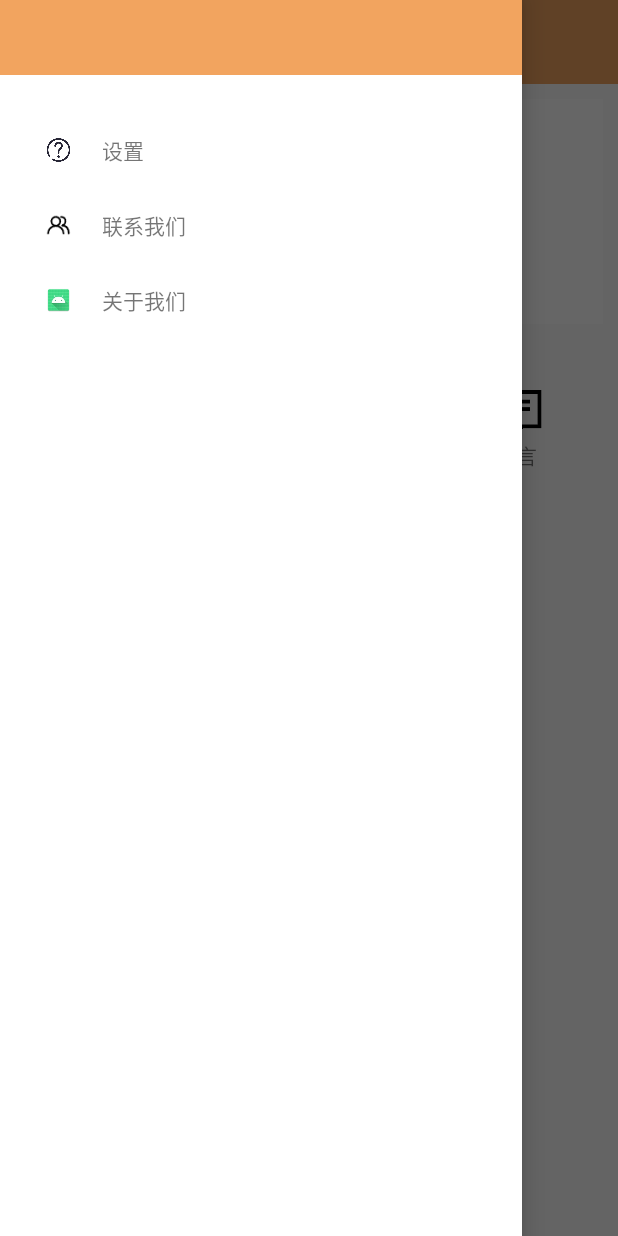
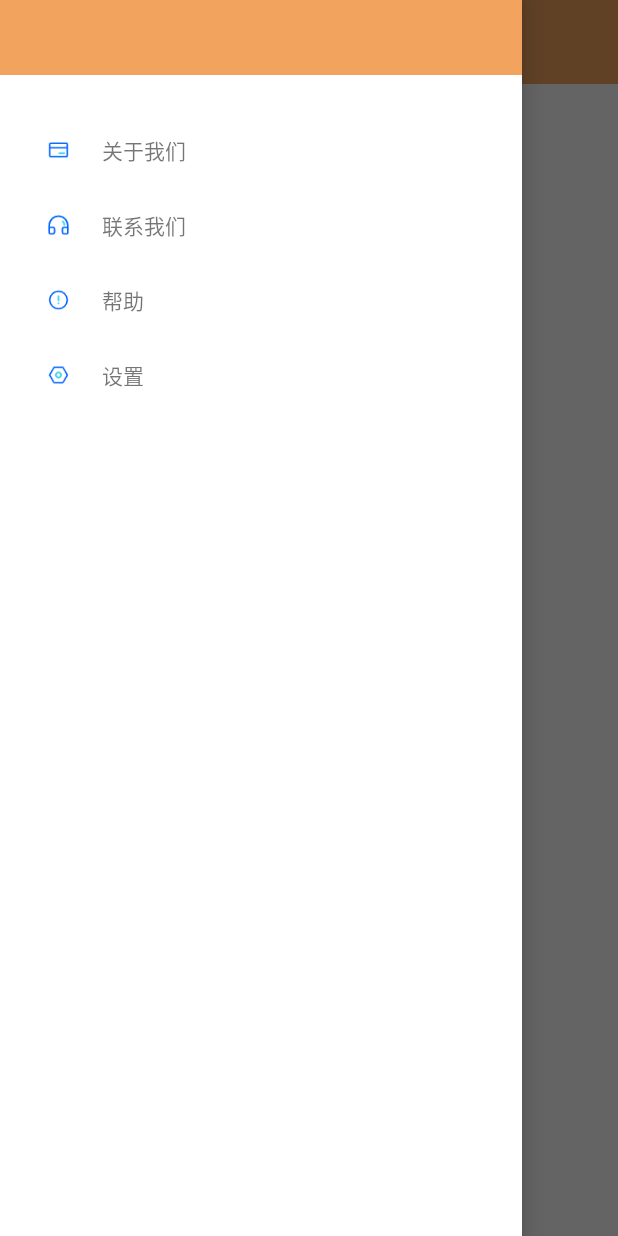
Before and after one commit to Gshihao/Curriculum, an Android app: the MainHome_My screen opened directly, with no data from a screen before it, with the side drawer open, on a phone screen of 412 x 824 dp. Run offline under Robolectric (Android 15) with nearby library versions, the light colour scheme and no system bars; network calls fail.

Commit message:
例行版本提交 完善了界面ul

```diff
--- a/app/build.gradle
+++ b/app/build.gradle
@@ -11,7 +11,7 @@ android {
         minSdk 31
         targetSdk 33
         versionCode 1
-        versionName "1.0.2"
+        versionName "1.0.3"
 
         testInstrumentationRunner "androidx.test.runner.AndroidJUnitRunner"
     }
--- a/app/src/main/java/com/examdfple/mykcb/MainHome_My.java
+++ b/app/src/main/java/com/examdfple/mykcb/MainHome_My.java
@@ -4,15 +4,15 @@ import android.annotation.SuppressLint;
 import android.app.AlertDialog;
 import android.content.DialogInterface;
 import android.content.Intent;
+import android.content.SharedPreferences;
 import android.graphics.Bitmap;
 import android.graphics.BitmapFactory;
 import android.graphics.Color;
-import android.net.Uri;
 import android.os.Bundle;
 import android.os.Handler;
 import android.os.Looper;
-import android.util.Log;
 import android.view.View;
+import android.webkit.WebView;
 import android.widget.ImageView;
 
 import androidx.appcompat.app.AppCompatActivity;
@@ -23,7 +23,9 @@ import androidx.drawerlayout.widget.DrawerLayout;
 import androidx.recyclerview.widget.LinearLayoutManager;
 import androidx.recyclerview.widget.RecyclerView;
 
-import org.json.JSONArray;
+import com.examdfple.mykcb.Tools.Home.GetWeeks;
+import com.examdfple.mykcb.view.Help.help;
+
 import org.json.JSONException;
 import org.json.JSONObject;
 
@@ -38,24 +40,36 @@ import okhttp3.Request;
 import okhttp3.Response;
 
 public class MainHome_My extends AppCompatActivity {
-    public ImageView imgs, darwimg;
+    public ImageView  darwimg;
+    public SharedPreferences sharedPreferences;
     private final String ASKKey = "eyJ0eXAiOiJKV1QiLCJhbGciOiJIUzI1NiJ9.eyJhcHBJZCI6ODgzODczNzM2MjQ0Njc4NjU2LCJnZXRNYW5hZ2VtZW50SWQiOjcyNDU2MzA5MzU4Nzg0MTAyNCwiVElNRSI6MTY5OTg0MzUzMDU0Nn0.JgTbBUCkLwa7Iy5SD-7-me-buLgky92JNk0Bb_cwcPw";
-
+    public SharedPreferences.Editor editor;
+    public GetWeeks Getweek= new GetWeeks();
     @Override
-    @SuppressLint({"MissingInflatedId", "LocalSuppress", "WrongViewCast"})
+    @SuppressLint({"MissingInflatedId", "LocalSuppress", "WrongViewCast", "SetJavaScriptEnabled"})
     protected void onCreate(Bundle savedInstanceState) {
         super.onCreate(savedInstanceState);
         setContentView(R.layout.layout_home_main);
-        imgs = findViewById(R.id.sddsfsdfssfd);
         darwimg = findViewById(R.id.brawimgbanner);
         setImg();
         announcement();
 
+        //
+        sharedPreferences= getSharedPreferences("my_data", MODE_PRIVATE);
+        editor= sharedPreferences.edit();
+        WebView ww = findViewById(R.id.webview);
 
+//        getSupportActionBar().setTitle("My Activity");
+        ww.getSettings().setDomStorageEnabled(true);
+        ww.getSettings().setJavaScriptEnabled(true);  //设置WebView属性,运行执行js脚本
+        String username = sharedPreferences.getString("username","null");
+        String password = sharedPreferences.getString("password","null");
+        String url ="file:///android_asset/index.html?username="+username+"&password="+password;
+        ww.loadUrl(url);
         // 设置标题栏
         Toolbar todl = findViewById(R.id.toolbar);
         todl.setTitleTextColor(getColor(R.color.white));
-        todl.setTitle("首页");
+        todl.setTitle(Getweek.getWeeekStr());
         todl.setNavigationIcon(R.drawable.toolcaricon);
         DrawerLayout draw = findViewById(R.id.sdds);
         DrawableCompat.setTint(Objects.requireNonNull(todl.getNavigationIcon()), Color.WHITE); // 设置透明背景色
@@ -97,7 +111,6 @@ public class MainHome_My extends AppCompatActivity {
                         @Override
                         public void run() {
                             // 在这里修改 UI
-                            imgs.setImageBitmap(bitmap1);
                             darwimg.setImageBitmap(bitmap1);
                         }
                     });
@@ -159,35 +172,31 @@ public class MainHome_My extends AppCompatActivity {
         }).start();
     }
 
-    public void Help(View view) {
-        // https://note.youdao.com/s/7kAPAX2w// 创建一个 Intent，用于启动浏览器
-        Intent intent = new Intent(Intent.ACTION_VIEW);
-        String url = "https://note.youdao.com/s/7kAPAX2w";
-        intent.setData(Uri.parse(url));
-        startActivity(intent);
-    }
-
     public void drawstructure() {
         // 设置侧滑栏内容
         RecyclerView reclviewa = findViewById(R.id.myRecyclerView);
         ArrayList<Draw_Dome_Model> datalist = new ArrayList<>();
         // 动态 创建数据
         // 创建列表 图标
-        int lenss = 3;
+//        https://www.iconfont.cn/collections/detail?spm=a313x.collections_index.i1.d9df05512.3fc13a81xqvmWG&cid=44906
+        int lenss = 4;
         int[] itemicon = new int[lenss];
-        itemicon[0] = R.mipmap.help;
-        itemicon[1] = R.mipmap.lianxi;
-        itemicon[2] = R.mipmap.ic_launcher;
+        itemicon[0] = R.mipmap.guanyu;
+        itemicon[1] = R.mipmap.lianxiwomen;
+        itemicon[2] = R.mipmap.helps;
+        itemicon[3] = R.mipmap.setup;
         // 创建列表 标题
         String[] itemname = new String[lenss];
-        itemname[0] = "设置";
+        itemname[0] = "关于我们";
         itemname[1] ="联系我们";
-        itemname[2] ="关于我们";
+        itemname[2] = "帮助" ;
+        itemname[3] ="设置";
         // 创建列表 跳转界面
         Class[] itemActivity = new Class[lenss];
-        itemActivity[0] = Setup.class;
+        itemActivity[0] = About_Me.class;
         itemActivity[1] = Contact_me.class;
-        itemActivity[2] = About_Me.class;
+        itemActivity[2] = help.class;
+        itemActivity[3] = Setup.class;
         for (int i = 0; i < lenss; i++) {
             datalist.add(new Draw_Dome_Model(itemname[i],itemicon[i],itemActivity[i]));
         }
--- /dev/null
+++ b/app/src/main/java/com/examdfple/mykcb/Tools/Home/GetWeeks.java
@@ -0,0 +1,33 @@
+package com.examdfple.mykcb.Tools.Home;
+
+import android.annotation.SuppressLint;
+import android.icu.text.SimpleDateFormat;
+
+import java.time.LocalDate;
+import java.time.format.DateTimeFormatter;
+import java.util.Calendar;
+import java.util.Date;
+
+/**
+ * @apiNote 周数
+ * */
+public class GetWeeks {
+    /**
+     * @return <String> 返回字符串 为  “第 X 周 周X”
+     * @apiNote 获取当前为第几周
+     * */
+    public String  getNewWeek(){
+        Date d = new Date();
+
+      return "";
+    }
+    /**
+     * 获取时间字符串
+     * @return 2022/11/12
+     */
+    @SuppressLint("SimpleDateFormat")
+    public String getWeeekStr(){
+        LocalDate currentDate = LocalDate.now();
+        return currentDate.format(DateTimeFormatter.ofPattern("yyyy/MM/dd"));
+    }
+}
--- a/app/src/main/res/drawable/shape_gradient.xml
+++ b/app/src/main/res/drawable/shape_gradient.xml
@@ -1,7 +1,8 @@
 <?xml version="1.0" encoding="utf-8"?>
 <shape xmlns:android="http://schemas.android.com/apk/res/android">
     <gradient
-        android:angle="90"
-        android:endColor="#f7cb9a"
-        android:startColor="#f6c1a7" />
+        android:angle="60"
+        android:endColor="#FFC93D"
+        android:centerColor="#FFC107"
+        android:startColor="#72fa93" />
 </shape>
--- a/app/src/main/res/layout/layout_home_main.xml
+++ b/app/src/main/res/layout/layout_home_main.xml
@@ -20,106 +20,12 @@
             android:background="@color/Theme_one_F2A45F"
            />
         <!--   放公告-->
-        <LinearLayout
-            android:layout_width="wrap_content"
-            android:layout_height="wrap_content">
-        </LinearLayout>
-              <!--  放广告图片   -->
-        <LinearLayout
+        <WebView
             android:layout_width="match_parent"
-            android:layout_height="wrap_content"
-            android:layout_margin="10dp"
-            android:gravity="center">
-
-            <ImageView
-                android:id="@+id/sddsfsdfssfd"
-                android:layout_width="match_parent"
-                android:layout_height="150dp"
-                android:layout_gravity="center"
-                android:background="#fff"
-                android:src="@mipmap/ic_launchermy" />
-        </LinearLayout>
-        <!--     功区-->
-        <LinearLayout
-            android:layout_width="match_parent"
-            android:layout_height="wrap_content"
-            android:layout_marginTop="20dp">
-            <!-- 课程表 -->
-            <LinearLayout
-                android:layout_width="wrap_content"
-                android:layout_height="80dp"
-                android:layout_weight="1.0"
-                android:gravity="center"
-                android:onClick="Tiaozhuan"
-                android:orientation="vertical">
-
-                <ImageView
-                    android:layout_width="35dp"
-                    android:layout_height="35dp"
-                    android:src="@mipmap/kecheng" />
-
-                <TextView
-                    android:layout_width="wrap_content"
-                    android:layout_height="wrap_content"
-                    android:text="课程表" />
-            </LinearLayout>
-            <!-- 帮助 -->
-            <LinearLayout
-                android:layout_width="wrap_content"
-                android:layout_height="80dp"
-                android:layout_weight="1.0"
-                android:gravity="center"
-                android:onClick="Help"
-                android:orientation="vertical">
-
-                <ImageView
-                    android:layout_width="35dp"
-                    android:layout_height="35dp"
-                    android:src="@mipmap/help" />
-
-                <TextView
-                    android:layout_width="wrap_content"
-                    android:layout_height="wrap_content"
-                    android:text="帮助" />
-            </LinearLayout>
-            <!-- 留言 -->
-            <LinearLayout
-                android:layout_width="wrap_content"
-                android:layout_height="80dp"
-                android:layout_weight="1.0"
-                android:gravity="center"
-                android:onClick="Tiaozhuan"
-                android:orientation="vertical">
-
-                <ImageView
-                    android:layout_width="35dp"
-                    android:layout_height="35dp"
-                    android:src="@mipmap/liuyan" />
-
-                <TextView
-                    android:layout_width="wrap_content"
-                    android:layout_height="wrap_content"
-                    android:text="留言" />
-            </LinearLayout>
-<!--            &lt;!&ndash; 课程表 &ndash;&gt;-->
-<!--            <LinearLayout-->
-<!--                android:layout_width="wrap_content"-->
-<!--                android:layout_height="80dp"-->
-<!--                android:layout_weight="1.0"-->
-<!--                android:gravity="center"-->
-<!--                android:onClick="Tiaozhuan"-->
-<!--                android:orientation="vertical">-->
-
-<!--                <ImageView-->
-<!--                    android:layout_width="35dp"-->
-<!--                    android:layout_height="35dp"-->
-<!--                    android:src="@mipmap/kecheng" />-->
-<!--                <TextView-->
-<!--                    android:layout_width="wrap_content"-->
-<!--                    android:layout_height="wrap_content"-->
-<!--                    android:text="课程表" />-->
-<!--            </LinearLayout>-->
-        </LinearLayout>
+            android:layout_height="match_parent"
+            android:id="@+id/webview"
+            tools:ignore="WebViewLayout">
+        </WebView>
     </LinearLayout>
     <LinearLayout
         android:layout_width="match_parent"
--- a/app/src/main/res/layout/my_demo_one.xml
+++ b/app/src/main/res/layout/my_demo_one.xml
@@ -9,7 +9,7 @@
         android:layout_width="match_parent"
         android:layout_height="180dp"
         android:gravity="center"
-        android:background="@drawable/shape_gradient">
+        android:background="@drawable/linearlayout_boder">
         <LinearLayout
             android:layout_width="match_parent"
             android:layout_height="match_parent"
```
Also changed, not shown: app/src/main/AndroidManifest.xml (+10 -2 lines), app/src/main/java/com/examdfple/mykcb/Contact_me.java (+4 -3 lines), app/src/main/java/com/examdfple/mykcb/MainActivity.java (+20 -6 lines), app/src/main/java/com/examdfple/mykcb/Nodemon.java (+5 -5 lines), app/src/main/java/com/examdfple/mykcb/view/Help/help.java (added, +21 -0 lines), app/src/main/res/drawable/linearlayout_boder.xml (added, +21 -0 lines), app/src/main/res/drawable/toolcaricon.png, app/src/main/res/mipmap-hdpi/guanyu.png (added), app/src/main/res/mipmap-hdpi/helps.png (added), app/src/main/res/mipmap-hdpi/lianxiwomen.png (added), app/src/main/res/mipmap-hdpi/setup.png (added).
